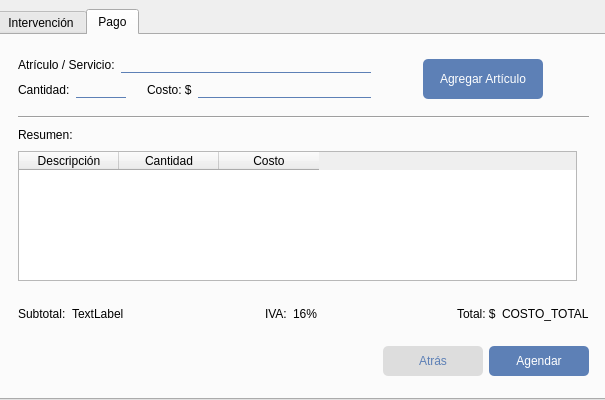
Old version of the form ordenarintervencion.ui in the repository Laloses/Hospital.
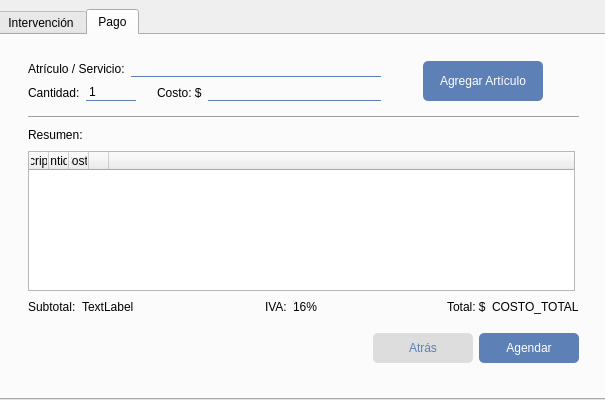
New version of the form.

The edit to the form file:
```diff
--- a/ordenarintervencion.ui
+++ b/ordenarintervencion.ui
@@ -491,10 +491,10 @@
      <widget class="QWidget" name="layoutWidget">
       <property name="geometry">
        <rect>
-        <x>20</x>
-        <y>10</y>
-        <width>571</width>
-        <height>341</height>
+        <x>30</x>
+        <y>0</y>
+        <width>551</width>
+        <height>352</height>
        </rect>
       </property>
       <layout class="QVBoxLayout" name="verticalLayout_7">
@@ -504,7 +504,7 @@
           <enum>Qt::Vertical</enum>
          </property>
          <property name="sizeType">
-          <enum>QSizePolicy::Fixed</enum>
+          <enum>QSizePolicy::Expanding</enum>
          </property>
          <property name="sizeHint" stdset="0">
           <size>
@@ -570,6 +570,9 @@
                    <height>16777215</height>
                   </size>
                  </property>
+                 <property name="text">
+                  <string>1</string>
+                 </property>
                 </widget>
                </item>
               </layout>
@@ -725,12 +728,51 @@
          </item>
          <item>
           <widget class="QTableWidget" name="tablaArticulos">
+           <property name="minimumSize">
+            <size>
+             <width>0</width>
+             <height>140</height>
+            </size>
+           </property>
            <property name="maximumSize">
             <size>
-             <width>559</width>
-             <height>130</height>
+             <width>547</width>
+             <height>140</height>
             </size>
            </property>
+           <property name="editTriggers">
+            <set>QAbstractItemView::NoEditTriggers</set>
+           </property>
+           <property name="tabKeyNavigation">
+            <bool>false</bool>
+           </property>
+           <property name="showDropIndicator" stdset="0">
+            <bool>false</bool>
+           </property>
+           <property name="dragDropOverwriteMode">
+            <bool>false</bool>
+           </property>
+           <property name="showGrid">
+            <bool>true</bool>
+           </property>
+           <attribute name="horizontalHeaderDefaultSectionSize">
+            <number>20</number>
+           </attribute>
+           <attribute name="horizontalHeaderMinimumSectionSize">
+            <number>20</number>
+           </attribute>
+           <attribute name="horizontalHeaderStretchLastSection">
+            <bool>true</bool>
+           </attribute>
+           <attribute name="verticalHeaderVisible">
+            <bool>false</bool>
+           </attribute>
+           <attribute name="verticalHeaderDefaultSectionSize">
+            <number>32</number>
+           </attribute>
+           <attribute name="verticalHeaderMinimumSectionSize">
+            <number>32</number>
+           </attribute>
            <column>
             <property name="text">
              <string>Descripción</string>
@@ -746,26 +788,20 @@
              <string>Costo</string>
             </property>
            </column>
+           <column>
+            <property name="text">
+             <string/>
+            </property>
+           </column>
+           <column>
+            <property name="text">
+             <string/>
+            </property>
+           </column>
           </widget>
          </item>
         </layout>
        </item>
-       <item>
-        <spacer name="verticalSpacer_10">
-         <property name="orientation">
-          <enum>Qt::Vertical</enum>
-         </property>
-         <property name="sizeType">
-          <enum>QSizePolicy::Fixed</enum>
-         </property>
-         <property name="sizeHint" stdset="0">
-          <size>
-           <width>20</width>
-           <height>3</height>
-          </size>
-         </property>
-        </spacer>
-       </item>
        <item>
         <layout class="QHBoxLayout" name="horizontalLayout_18">
          <item>
@@ -867,7 +903,7 @@
          <property name="sizeHint" stdset="0">
           <size>
            <width>20</width>
-           <height>3</height>
+           <height>10</height>
           </size>
          </property>
         </spacer>
@@ -947,7 +983,7 @@
           <enum>Qt::Vertical</enum>
          </property>
          <property name="sizeType">
-          <enum>QSizePolicy::Fixed</enum>
+          <enum>QSizePolicy::Expanding</enum>
          </property>
          <property name="sizeHint" stdset="0">
           <size>
```
Left out of the diff: 4 changed lines with no effect on the pictures.
